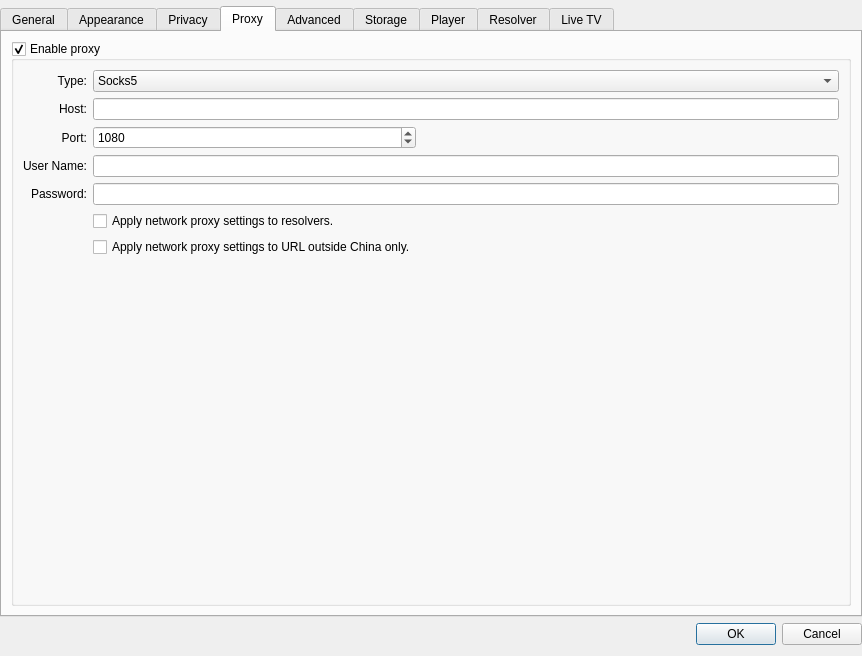
Old version of the form src/desktop/ui/settings.ui in the repository missdeer/imchenwen.
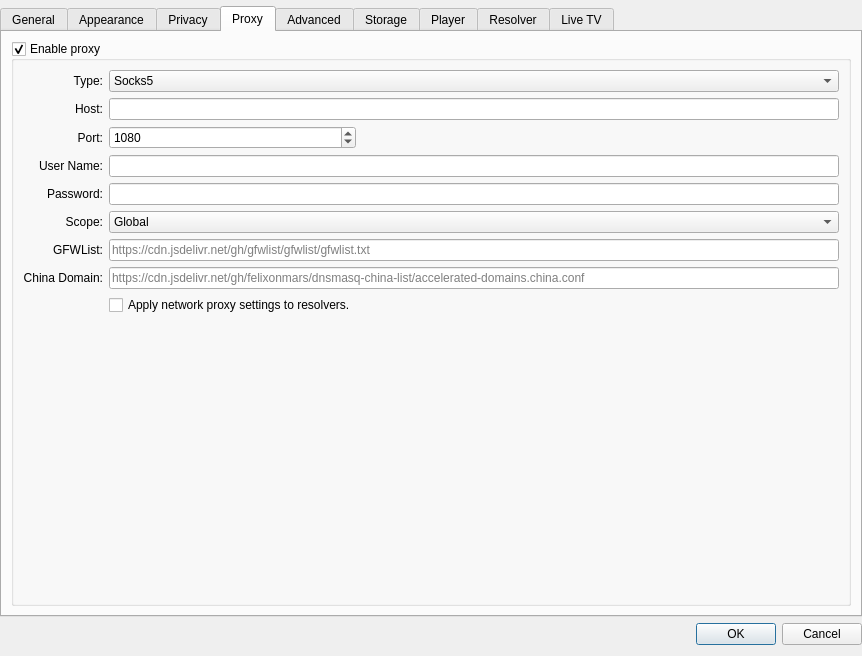
New version of the form. The open tabs and pages were chosen to show the change.

Commit message: (*)custom proxy settings, not work for WebEngine

Diff of the .ui file:
```diff
--- a/src/desktop/ui/settings.ui
+++ b/src/desktop/ui/settings.ui
@@ -471,19 +471,6 @@
           <bool>true</bool>
          </property>
          <layout class="QGridLayout" name="gridLayout_6">
-          <item row="0" column="0">
-           <widget class="QLabel" name="label_9">
-            <property name="text">
-             <string>Type:</string>
-            </property>
-            <property name="alignment">
-             <set>Qt::AlignRight|Qt::AlignTrailing|Qt::AlignVCenter</set>
-            </property>
-           </widget>
-          </item>
-          <item row="1" column="1" colspan="2">
-           <widget class="QLineEdit" name="proxyHostName"/>
-          </item>
           <item row="2" column="0">
            <widget class="QLabel" name="label_11">
             <property name="text">
@@ -494,17 +481,27 @@
             </property>
            </widget>
           </item>
-          <item row="3" column="1" colspan="2">
-           <widget class="QLineEdit" name="proxyUserName"/>
+          <item row="1" column="0">
+           <widget class="QLabel" name="label_10">
+            <property name="text">
+             <string>Host:</string>
+            </property>
+            <property name="alignment">
+             <set>Qt::AlignRight|Qt::AlignTrailing|Qt::AlignVCenter</set>
+            </property>
+           </widget>
           </item>
-          <item row="5" column="1">
-           <widget class="QCheckBox" name="cbApplyToResolvers">
+          <item row="5" column="0">
+           <widget class="QLabel" name="label_29">
             <property name="text">
-             <string>Apply network proxy settings to resolvers.</string>
+             <string>Scope:</string>
             </property>
+            <property name="alignment">
+             <set>Qt::AlignRight|Qt::AlignTrailing|Qt::AlignVCenter</set>
+            </property>
            </widget>
           </item>
-          <item row="7" column="0">
+          <item row="9" column="0">
            <spacer name="verticalSpacer_2">
             <property name="orientation">
              <enum>Qt::Vertical</enum>
@@ -517,14 +514,14 @@
             </property>
            </spacer>
           </item>
-          <item row="4" column="1" colspan="2">
+          <item row="4" column="2" colspan="2">
            <widget class="QLineEdit" name="proxyPassword">
             <property name="echoMode">
              <enum>QLineEdit::Password</enum>
             </property>
            </widget>
           </item>
-          <item row="2" column="1">
+          <item row="2" column="2">
            <widget class="QSpinBox" name="proxyPort">
             <property name="maximum">
              <number>65535</number>
@@ -534,17 +531,7 @@
             </property>
            </widget>
           </item>
-          <item row="4" column="0">
-           <widget class="QLabel" name="label_13">
-            <property name="text">
-             <string>Password:</string>
-            </property>
-            <property name="alignment">
-             <set>Qt::AlignRight|Qt::AlignTrailing|Qt::AlignVCenter</set>
-            </property>
-           </widget>
-          </item>
-          <item row="2" column="2">
+          <item row="2" column="3">
            <spacer name="horizontalSpacer_2">
             <property name="orientation">
              <enum>Qt::Horizontal</enum>
@@ -557,7 +544,7 @@
             </property>
            </spacer>
           </item>
-          <item row="0" column="1" colspan="2">
+          <item row="0" column="2" colspan="2">
            <widget class="QComboBox" name="proxyType">
             <item>
              <property name="text">
@@ -571,6 +558,16 @@
             </item>
            </widget>
           </item>
+          <item row="6" column="0">
+           <widget class="QLabel" name="label_34">
+            <property name="text">
+             <string>GFWList:</string>
+            </property>
+            <property name="alignment">
+             <set>Qt::AlignRight|Qt::AlignTrailing|Qt::AlignVCenter</set>
+            </property>
+           </widget>
+          </item>
           <item row="3" column="0">
            <widget class="QLabel" name="label_12">
             <property name="text">
@@ -581,21 +578,80 @@
             </property>
            </widget>
           </item>
-          <item row="1" column="0">
-           <widget class="QLabel" name="label_10">
+          <item row="8" column="2">
+           <widget class="QCheckBox" name="cbApplyToResolvers">
             <property name="text">
-             <string>Host:</string>
+             <string>Apply network proxy settings to resolvers.</string>
             </property>
+           </widget>
+          </item>
+          <item row="0" column="0">
+           <widget class="QLabel" name="label_9">
+            <property name="text">
+             <string>Type:</string>
+            </property>
             <property name="alignment">
              <set>Qt::AlignRight|Qt::AlignTrailing|Qt::AlignVCenter</set>
             </property>
            </widget>
           </item>
-          <item row="6" column="1">
-           <widget class="QCheckBox" name="cbApplyAbroadOnly">
+          <item row="1" column="2" colspan="2">
+           <widget class="QLineEdit" name="proxyHostName"/>
+          </item>
+          <item row="4" column="0">
+           <widget class="QLabel" name="label_13">
             <property name="text">
-             <string>Apply network proxy settings to URL outside China only.</string>
+             <string>Password:</string>
             </property>
+            <property name="alignment">
+             <set>Qt::AlignRight|Qt::AlignTrailing|Qt::AlignVCenter</set>
+            </property>
+           </widget>
+          </item>
+          <item row="7" column="0">
+           <widget class="QLabel" name="label_36">
+            <property name="text">
+             <string>China Domain:</string>
+            </property>
+            <property name="alignment">
+             <set>Qt::AlignRight|Qt::AlignTrailing|Qt::AlignVCenter</set>
+            </property>
+           </widget>
+          </item>
+          <item row="3" column="2" colspan="2">
+           <widget class="QLineEdit" name="proxyUserName"/>
+          </item>
+          <item row="6" column="2" colspan="2">
+           <widget class="QLineEdit" name="edtGFWList">
+            <property name="placeholderText">
+             <string>https://cdn.jsdelivr.net/gh/gfwlist/gfwlist/gfwlist.txt</string>
+            </property>
+           </widget>
+          </item>
+          <item row="7" column="2" colspan="2">
+           <widget class="QLineEdit" name="edtChinaDomain">
+            <property name="placeholderText">
+             <string>https://cdn.jsdelivr.net/gh/felixonmars/dnsmasq-china-list/accelerated-domains.china.conf</string>
+            </property>
+           </widget>
+          </item>
+          <item row="5" column="2" colspan="2">
+           <widget class="QComboBox" name="cbProxyScope">
+            <item>
+             <property name="text">
+              <string>Global</string>
+             </property>
+            </item>
+            <item>
+             <property name="text">
+              <string>Out of China Mainland</string>
+             </property>
+            </item>
+            <item>
+             <property name="text">
+              <string>In GFW list</string>
+             </property>
+            </item>
            </widget>
           </item>
          </layout>
```
The commit also changes 13 other files.
